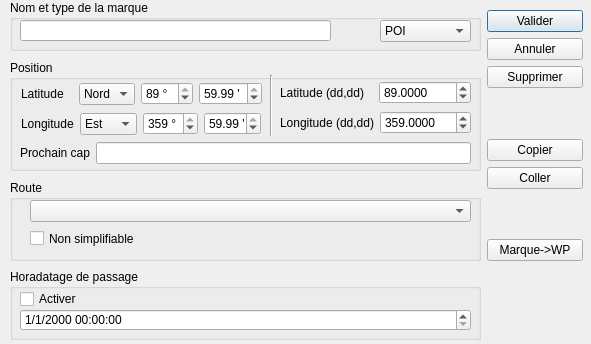
Before: the Qt Designer form src/Ui/POI_editor.ui in nohal/qtVlm, drawn with Qt 5.
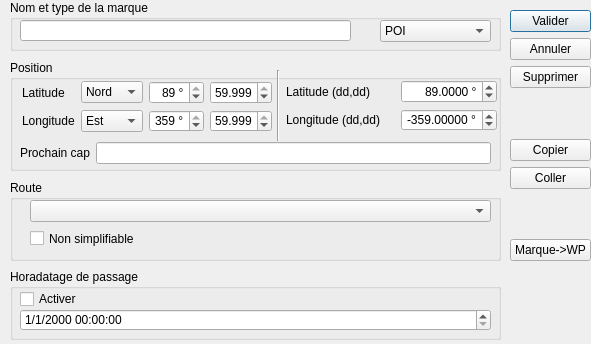
After: the same form once the commit is applied.

```diff
--- a/src/Ui/POI_editor.ui
+++ b/src/Ui/POI_editor.ui
@@ -33,7 +33,7 @@
      <rect>
       <x>10</x>
       <y>269</y>
-      <width>471</width>
+      <width>491</width>
       <height>71</height>
      </rect>
     </property>
@@ -58,7 +58,7 @@
       <rect>
        <x>10</x>
        <y>40</y>
-       <width>451</width>
+       <width>471</width>
        <height>22</height>
       </rect>
      </property>
@@ -70,9 +70,9 @@
    <widget class="QWidget" name="layoutWidget">
     <property name="geometry">
      <rect>
-      <x>487</x>
+      <x>510</x>
       <y>10</y>
-      <width>96</width>
+      <width>81</width>
       <height>251</height>
      </rect>
     </property>
@@ -152,7 +152,7 @@
      <rect>
       <x>10</x>
       <y>180</y>
-      <width>471</width>
+      <width>491</width>
       <height>81</height>
      </rect>
     </property>
@@ -164,7 +164,7 @@
       <rect>
        <x>20</x>
        <y>20</y>
-       <width>441</width>
+       <width>461</width>
        <height>22</height>
       </rect>
      </property>
@@ -188,7 +188,7 @@
      <rect>
       <x>10</x>
       <y>60</y>
-      <width>471</width>
+      <width>491</width>
       <height>111</height>
      </rect>
     </property>
@@ -200,7 +200,7 @@
       <rect>
        <x>10</x>
        <y>80</y>
-       <width>451</width>
+       <width>471</width>
        <height>26</height>
       </rect>
      </property>
@@ -230,28 +230,30 @@
       <string/>
      </property>
     </widget>
-    <widget class="QWidget" name="layoutWidget">
+    <widget class="Line" name="line">
      <property name="geometry">
       <rect>
-       <x>11</x>
+       <x>260</x>
+       <y>10</y>
+       <width>16</width>
+       <height>71</height>
+      </rect>
+     </property>
+     <property name="orientation">
+      <enum>Qt::Vertical</enum>
+     </property>
+    </widget>
+    <widget class="QWidget" name="">
+     <property name="geometry">
+      <rect>
+       <x>12</x>
        <y>21</y>
-       <width>241</width>
-       <height>26</height>
+       <width>251</width>
+       <height>51</height>
       </rect>
      </property>
-     <layout class="QHBoxLayout" name="horizontalLayout">
-      <item>
-       <layout class="QHBoxLayout" name="horizontalLayout_6">
-        <item>
-         <widget class="QLabel" name="label">
-          <property name="text">
-           <string>Latitude</string>
-          </property>
-         </widget>
-        </item>
-       </layout>
-      </item>
-      <item>
+     <layout class="QGridLayout" name="gridLayout">
+      <item row="0" column="1">
        <widget class="QComboBox" name="lat_sig">
         <item>
          <property name="text">
@@ -265,8 +267,14 @@
         </item>
        </widget>
       </item>
-      <item>
+      <item row="0" column="2" colspan="2">
        <widget class="QDoubleSpinBox" name="lat_deg">
+        <property name="alignment">
+         <set>Qt::AlignRight|Qt::AlignTrailing|Qt::AlignVCenter</set>
+        </property>
+        <property name="prefix">
+         <string/>
+        </property>
         <property name="suffix">
          <string> °</string>
         </property>
@@ -281,46 +289,29 @@
         </property>
        </widget>
       </item>
-      <item>
+      <item row="0" column="5">
        <widget class="QDoubleSpinBox" name="lat_min">
+        <property name="alignment">
+         <set>Qt::AlignRight|Qt::AlignTrailing|Qt::AlignVCenter</set>
+        </property>
         <property name="suffix">
          <string> '</string>
         </property>
+        <property name="decimals">
+         <number>3</number>
+        </property>
         <property name="minimum">
          <double>0.000000000000000</double>
         </property>
         <property name="maximum">
-         <double>59.990000000000002</double>
+         <double>59.999000000000002</double>
         </property>
         <property name="value">
-         <double>59.990000000000002</double>
+         <double>59.999000000000002</double>
         </property>
        </widget>
       </item>
-     </layout>
-    </widget>
-    <widget class="QWidget" name="layoutWidget">
-     <property name="geometry">
-      <rect>
-       <x>11</x>
-       <y>51</y>
-       <width>241</width>
-       <height>26</height>
-      </rect>
-     </property>
-     <layout class="QHBoxLayout" name="horizontalLayout_2">
-      <item>
-       <layout class="QHBoxLayout" name="horizontalLayout_7">
-        <item>
-         <widget class="QLabel" name="label_2">
-          <property name="text">
-           <string>Longitude</string>
-          </property>
-         </widget>
-        </item>
-       </layout>
-      </item>
-      <item>
+      <item row="1" column="1">
        <widget class="QComboBox" name="lon_sig">
         <item>
          <property name="text">
@@ -334,8 +325,11 @@
         </item>
        </widget>
       </item>
-      <item>
+      <item row="1" column="2" colspan="2">
        <widget class="QDoubleSpinBox" name="lon_deg">
+        <property name="alignment">
+         <set>Qt::AlignRight|Qt::AlignTrailing|Qt::AlignVCenter</set>
+        </property>
         <property name="suffix">
          <string> °</string>
         </property>
@@ -350,56 +344,95 @@
         </property>
        </widget>
       </item>
-      <item>
+      <item row="1" column="5">
        <widget class="QDoubleSpinBox" name="lon_min">
+        <property name="alignment">
+         <set>Qt::AlignRight|Qt::AlignTrailing|Qt::AlignVCenter</set>
+        </property>
         <property name="suffix">
          <string> '</string>
         </property>
+        <property name="decimals">
+         <number>3</number>
+        </property>
         <property name="minimum">
          <double>0.000000000000000</double>
         </property>
         <property name="maximum">
-         <double>59.990000000000002</double>
+         <double>59.999000000000002</double>
         </property>
         <property name="value">
-         <double>59.990000000000002</double>
+         <double>59.999000000000002</double>
         </property>
        </widget>
       </item>
+      <item row="0" column="0">
+       <widget class="QLabel" name="label">
+        <property name="text">
+         <string>Latitude</string>
+        </property>
+       </widget>
+      </item>
+      <item row="1" column="0">
+       <widget class="QLabel" name="label_2">
+        <property name="text">
+         <string>Longitude</string>
+        </property>
+       </widget>
+      </item>
+      <item row="0" column="4">
+       <spacer name="horizontalSpacer">
+        <property name="orientation">
+         <enum>Qt::Horizontal</enum>
+        </property>
+        <property name="sizeHint" stdset="0">
+         <size>
+          <width>40</width>
+          <height>20</height>
+         </size>
+        </property>
+       </spacer>
+      </item>
+      <item row="0" column="6">
+       <spacer name="horizontalSpacer_2">
+        <property name="orientation">
+         <enum>Qt::Horizontal</enum>
+        </property>
+        <property name="sizeHint" stdset="0">
+         <size>
+          <width>40</width>
+          <height>20</height>
+         </size>
+        </property>
+       </spacer>
+      </item>
      </layout>
     </widget>
-    <widget class="Line" name="line">
+    <widget class="QWidget" name="">
      <property name="geometry">
       <rect>
-       <x>260</x>
-       <y>15</y>
-       <width>3</width>
-       <height>61</height>
-      </rect>
-     </property>
-     <property name="orientation">
-      <enum>Qt::Vertical</enum>
-     </property>
-    </widget>
-    <widget class="QWidget" name="layoutWidget">
-     <property name="geometry">
-      <rect>
-       <x>270</x>
+       <x>276</x>
        <y>20</y>
-       <width>191</width>
-       <height>26</height>
+       <width>211</width>
+       <height>51</height>
       </rect>
      </property>
-     <layout class="QHBoxLayout" name="horizontalLayout_4">
-      <item>
+     <layout class="QGridLayout" name="gridLayout_2">
+      <item row="0" column="0">
        <widget class="QLabel" name="label_5">
         <property name="text">
          <string>Latitude (dd,dd)</string>
         </property>
        </widget>
       </item>
-      <item>
+      <item row="0" column="2">
        <widget class="QDoubleSpinBox" name="lat_val">
+        <property name="alignment">
+         <set>Qt::AlignRight|Qt::AlignTrailing|Qt::AlignVCenter</set>
+        </property>
+        <property name="suffix">
+         <string> °</string>
+        </property>
         <property name="decimals">
          <number>4</number>
         </property>
@@ -417,29 +450,23 @@
         </property>
        </widget>
       </item>
-     </layout>
-    </widget>
-    <widget class="QWidget" name="layoutWidget">
-     <property name="geometry">
-      <rect>
-       <x>270</x>
-       <y>50</y>
-       <width>191</width>
-       <height>26</height>
-      </rect>
-     </property>
-     <layout class="QHBoxLayout" name="horizontalLayout_5">
-      <item>
+      <item row="1" column="0">
        <widget class="QLabel" name="label_6">
         <property name="text">
          <string>Longitude (dd,dd)</string>
         </property>
        </widget>
       </item>
-      <item>
+      <item row="1" column="2">
        <widget class="QDoubleSpinBox" name="lon_val">
+        <property name="alignment">
+         <set>Qt::AlignRight|Qt::AlignTrailing|Qt::AlignVCenter</set>
+        </property>
+        <property name="suffix">
+         <string> °</string>
+        </property>
         <property name="decimals">
-         <number>4</number>
+         <number>5</number>
         </property>
         <property name="minimum">
          <double>-359.990000000000009</double>
@@ -451,10 +478,23 @@
          <double>0.100000000000000</double>
         </property>
         <property name="value">
-         <double>359.000000000000000</double>
+         <double>-359.000000000000000</double>
         </property>
        </widget>
       </item>
+      <item row="0" column="1">
+       <spacer name="horizontalSpacer_3">
+        <property name="orientation">
+         <enum>Qt::Horizontal</enum>
+        </property>
+        <property name="sizeHint" stdset="0">
+         <size>
+          <width>40</width>
+          <height>20</height>
+         </size>
+        </property>
+       </spacer>
+      </item>
      </layout>
     </widget>
    </widget>
@@ -463,7 +503,7 @@
      <rect>
       <x>10</x>
       <y>0</y>
-      <width>471</width>
+      <width>491</width>
       <height>51</height>
      </rect>
     </property>
@@ -475,7 +515,7 @@
       <rect>
        <x>10</x>
        <y>20</y>
-       <width>311</width>
+       <width>331</width>
        <height>21</height>
       </rect>
      </property>
@@ -485,7 +525,7 @@
       <rect>
        <x>370</x>
        <y>20</y>
-       <width>91</width>
+       <width>111</width>
        <height>22</height>
       </rect>
      </property>
```
